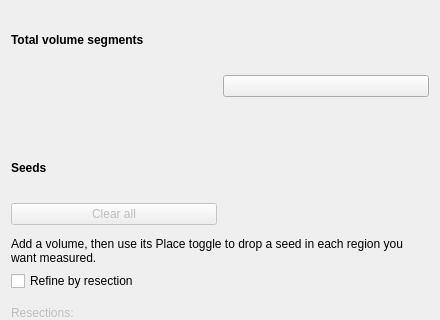
Old version of the form LiverVolumetry/Resources/UI/LiverVolumetryWidget.ui in the repository ALive-research/Slicer-Liver; both pictures show x 0 to 440 and y 0 to 320 of the 440 by 460 pixel window.
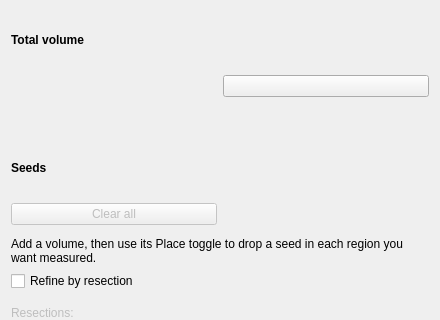
New version of the form. Custom widgets are drawn as their Qt base class.

Commit message: STYLE: Rename the volumetry section label to Total volume

The edit to the form file:
```diff
--- a/LiverVolumetry/Resources/UI/LiverVolumetryWidget.ui
+++ b/LiverVolumetry/Resources/UI/LiverVolumetryWidget.ui
@@ -20,7 +20,7 @@
    <item>
     <widget class="QLabel" name="SegmentsSectionLabel">
      <property name="text">
-      <string>Total volume segments</string>
+      <string>Total volume</string>
      </property>
      <property name="toolTip">
       <string>&lt;html&gt;&lt;head/&gt;&lt;body&gt;&lt;p&gt;Ticked segments define the total volume that percentages are measured against. With no segment ticked, all segments define the total.&lt;/p&gt;&lt;/body&gt;&lt;/html&gt;</string>
```
The commit also changes 1 other file.
